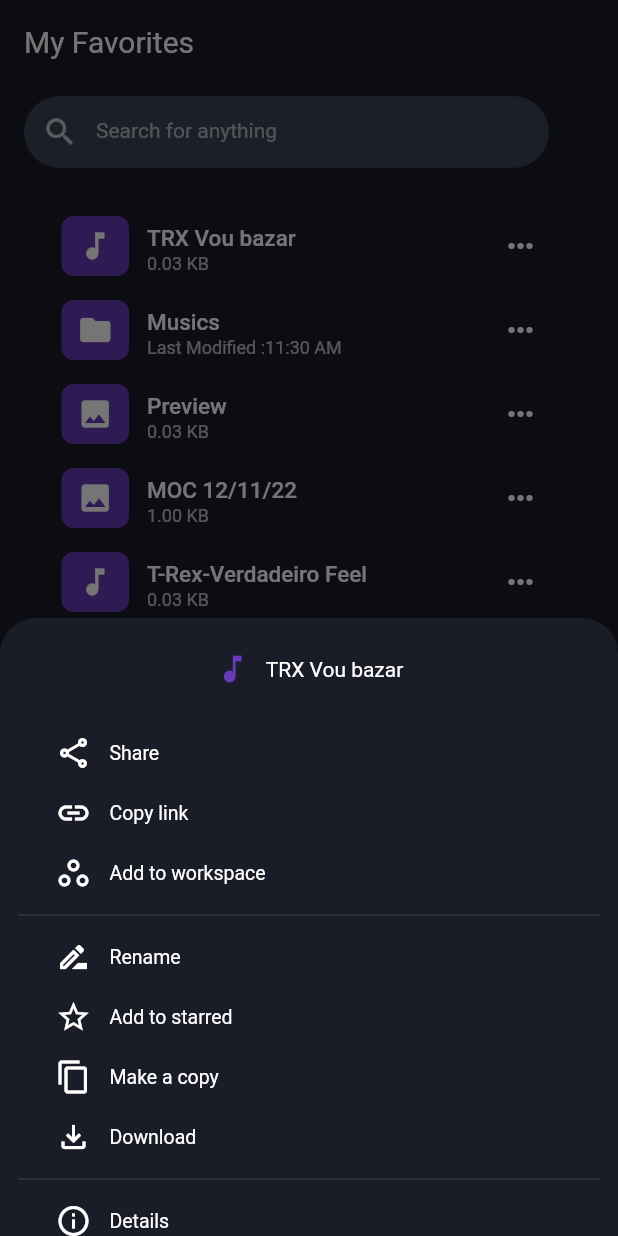
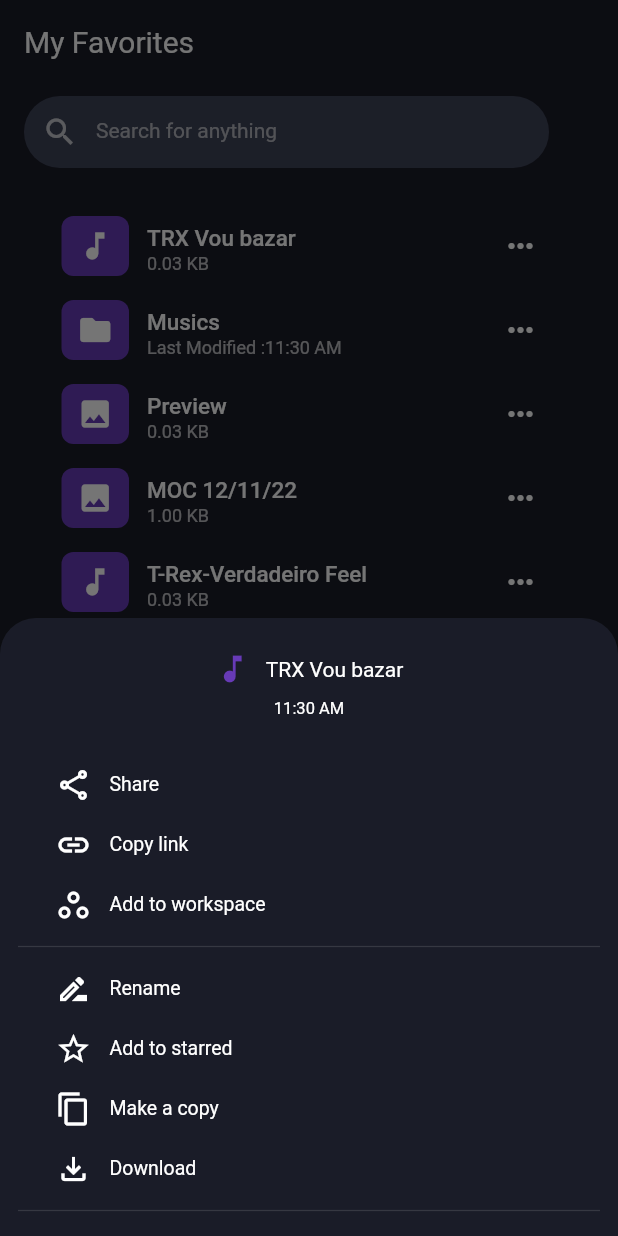
Before and after one commit to antonio-pedro99/file-space-mobile-app, a Flutter app: the StarredPage screen opened directly, after a tap on the "keyboard control" icon, on a phone screen of 412 x 824 dp. Run offline on Flutter 3.47's test engine with Material 2 defaults, Android fonts, the phone set to English and light mode, and no system bars; our stand-ins replace animated_bottom_navigation_bar, bloc, dio, file_picker, flutter_bloc and 1 more; missing offline and left inert: amplify_auth_cognito, amplify_flutter, amplify_storage_s3, d_chart, dart:ffi; accounts and stored records are empty.

Commit message:
file details

```diff
--- a/lib/views/page/home/widgets/file_tile.dart
+++ b/lib/views/page/home/widgets/file_tile.dart
@@ -77,12 +77,12 @@ class FileTile extends StatelessWidget with FileTileType {
             : Text("Last Modified :${object.modified}"),
         trailing: IconButton(
           onPressed: () => showOptions(context, getIcon(object.getType()),
-              object.fileName!, color, object.getType()),
+              object, color, object.getType()),
           icon: const Icon(Icons.more_horiz_outlined),
         ));
   }
 
-  void showOptions(BuildContext context, IconData iconData, String fileName,
+  void showOptions(BuildContext context, IconData iconData, PathObject file,
       color, FileType type) {
     showModalBottomSheet(
         context: context,
@@ -107,6 +107,8 @@ class FileTile extends StatelessWidget with FileTileType {
                     const SizedBox(
                       height: 10,
                     ),
+                    Column(
+                      children: [
                         Row(
                           crossAxisAlignment: CrossAxisAlignment.center,
                           mainAxisAlignment: MainAxisAlignment.center,
@@ -116,7 +118,16 @@ class FileTile extends StatelessWidget with FileTileType {
                               color: color,
                             ),
                             const SizedBox(width: 10),
-                        Text(fileName)
+                            Text(file.fileName!)
+                          ],
+                        ),
+                        const SizedBox(height: 8),
+                        Text(
+                          !object.isFolder!
+                              ? " ${object.fileSize!.toDouble().getSizeFormat().keys.first.toStringAsFixed(2)} ${object.fileSize!.toDouble().getSizeFormat().values.first}, ${file.modified!}"
+                              : file.modified!,
+                          style: Theme.of(context).textTheme.subtitle1,
+                        ),
                       ],
                     ),
                     const SizedBox(
@@ -165,10 +176,6 @@ class FileTile extends StatelessWidget with FileTileType {
                         : Container(),
                     const Divider(),
                     const ListTile(
-                      leading: Icon(Icons.info_outline),
-                      title: Text("Details"),
-                    ),
-                    const ListTile(
                       leading: Icon(Icons.drive_file_move_outlined),
                       title: Text("Move"),
                     ),
```
Also changed, not shown: lib/data/repository/file.dart (+16 -0 lines). Lines whose indentation alone changed are shown as unchanged.
